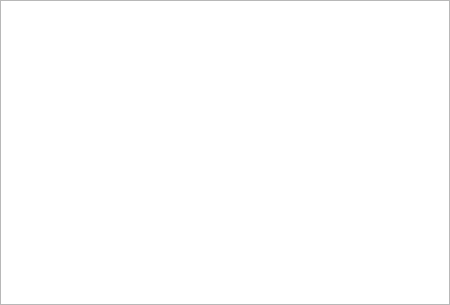
Old version of the form gui/uihelp.ui in the repository buzzinglight/IanniX.
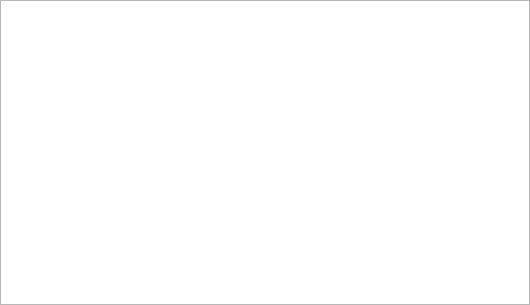
New version of the form.

Diff of the .ui file:
```diff
--- a/gui/uihelp.ui
+++ b/gui/uihelp.ui
@@ -6,7 +6,7 @@
    <rect>
     <x>0</x>
     <y>0</y>
-    <width>450</width>
+    <width>530</width>
     <height>305</height>
    </rect>
   </property>
```
